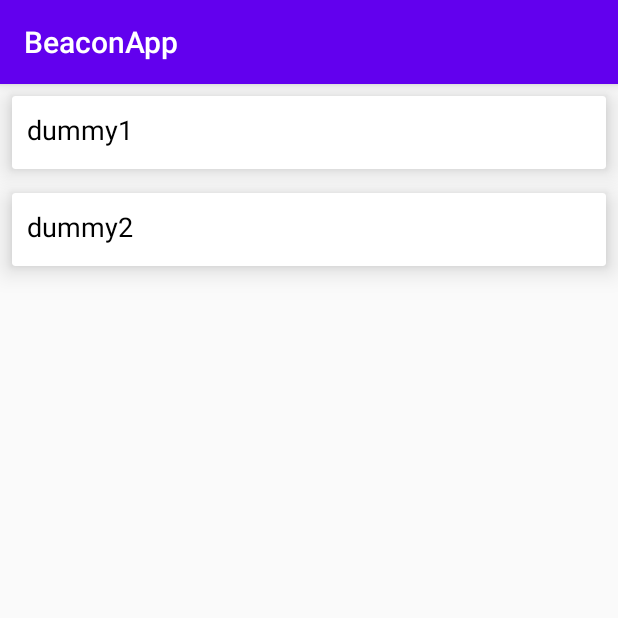
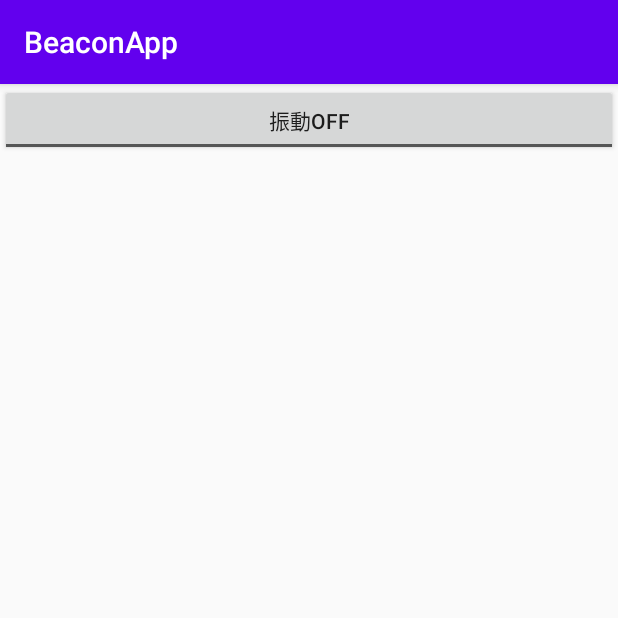
Before and after one commit to msnito/beacon_test, an Android app: the screen it shows after launch (MainActivity), on a phone screen of 412 x 824 dp, the top half of it. Run offline under Robolectric (Android 15) with nearby library versions, the phone set to English and light mode, and no system bars.

Commit message:
:+1: 振動のON／OFFボタンを追加

```diff
--- a/app/build.gradle
+++ b/app/build.gradle
@@ -36,4 +36,5 @@ dependencies {
     implementation 'org.altbeacon:android-beacon-library:2+'
     implementation "androidx.cardview:cardview:1.0.0"
     implementation 'androidx.recyclerview:recyclerview:1.1.0'
+    implementation 'androidx.preference:preference-ktx:1.1.1'
 }
--- a/app/src/main/java/com/example/beaconapp/activity/MainActivity.kt
+++ b/app/src/main/java/com/example/beaconapp/activity/MainActivity.kt
@@ -9,11 +9,13 @@ import android.os.IBinder
 import android.util.Log
 import android.widget.TextView
 import android.widget.Toast
+import android.widget.ToggleButton
 import androidx.annotation.RequiresApi
 import androidx.appcompat.app.AlertDialog
 import androidx.appcompat.app.AppCompatActivity
 import androidx.recyclerview.widget.LinearLayoutManager
-import com.example.beaconapp.*
+import com.example.beaconapp.R
+import com.example.beaconapp.UpdateReceiver
 import com.example.beaconapp.adapter.BeaconData
 import com.example.beaconapp.adapter.CustomAdapter
 import com.example.beaconapp.service.BeaconService
@@ -34,6 +36,7 @@ class MainActivity : AppCompatActivity(), ServiceConnection {
     var uuidText: TextView? = null
     var distanceText: TextView? = null
 
+
     override fun onCreate(savedInstanceState: Bundle?) {
 
         super.onCreate(savedInstanceState)
@@ -53,6 +56,82 @@ class MainActivity : AppCompatActivity(), ServiceConnection {
             checkPermission()
         }
 
+        checkLocationPermission()
+
+        val toggle: ToggleButton = findViewById(R.id.toggle_button)
+        val dataStore = getSharedPreferences("DataStore", Context.MODE_PRIVATE)
+        val editor: SharedPreferences.Editor = dataStore.edit()
+
+        toggle.setOnCheckedChangeListener { _, isChecked ->
+            if (isChecked) {
+                // Key: input, value: text
+                editor.putString("vibration", "on")
+                editor.apply()
+            } else {
+                // Key: input, value: text
+                editor.putString("vibration", "off")
+                editor.apply()
+            }
+        }
+
+
+        val beacon1 = BeaconData("dummy1", "0")
+        val beacon2 = BeaconData("dummy2", "1")
+        val beacons = arrayOf(beacon1, beacon2)
+
+        // use a linear layout manager
+//        recycler_view.layoutManager = LinearLayoutManager(this)
+
+        // set adapter
+//        recycler_view.adapter = CustomAdapter(beacons)
+
+        // use this setting to improve performance if you know that changes
+        // in content do not change the layout size of the RecyclerView
+//        recycler_view.setHasFixedSize(true)
+    }
+
+    override fun onStop() {
+        super.onStop()
+    }
+
+    override fun onStart() {
+        super.onStart()
+    }
+
+    override fun onResume() {
+        super.onResume()
+        intent = Intent(this, BeaconService::class.java)
+        startService(intent)
+
+        upReceiver = UpdateReceiver()
+        intentFilter = IntentFilter()
+        intentFilter!!.addAction("DO_ACTION")
+        registerReceiver(upReceiver, intentFilter)
+    }
+
+    //サービスをバインドすると実行されるイベント
+    override fun onServiceConnected(componentName: ComponentName?, service: IBinder?) {
+        //サービスからMessengerのインスタンスが返されるのでメンバ変数として保存しておく
+//        mServiceMessenger = Messenger(service)
+//        bound = true
+    }
+
+    override fun onServiceDisconnected(name: ComponentName?) {
+//        mServiceMessenger = null
+//        bound = false
+    }
+
+    // パーミッションの許可チェック
+    @RequiresApi(Build.VERSION_CODES.M)
+    fun checkPermission() {
+        // パーミッション未許可の時
+        if (checkSelfPermission(Manifest.permission.ACCESS_COARSE_LOCATION) != PackageManager.PERMISSION_GRANTED) {
+            // パーミッションの許可ダイアログの表示
+            requestPermissions(arrayOf(Manifest.permission.ACCESS_COARSE_LOCATION), 0)
+        }
+    }
+
+    private fun checkLocationPermission(){
         if (Build.VERSION.SDK_INT >= Build.VERSION_CODES.M) {
             if (checkSelfPermission(Manifest.permission.ACCESS_FINE_LOCATION)
                 == PackageManager.PERMISSION_GRANTED
@@ -100,58 +179,6 @@ class MainActivity : AppCompatActivity(), ServiceConnection {
                 }
             }
         }
-        // サービス起動
-        startService(Intent(this, BeaconService::class.java))
-
-        upReceiver = UpdateReceiver()
-        intentFilter = IntentFilter()
-        intentFilter!!.addAction("DO_ACTION")
-        registerReceiver(upReceiver, intentFilter)
-
-        val beacon1 = BeaconData("dummy1", "0")
-        val beacon2 = BeaconData("dummy2", "1")
-        val beacons = arrayOf(beacon1, beacon2)
-
-        // use a linear layout manager
-        recycler_view.layoutManager = LinearLayoutManager(this)
-
-        // set adapter
-        recycler_view.adapter =
-            CustomAdapter(beacons)
-
-        // use this setting to improve performance if you know that changes
-        // in content do not change the layout size of the RecyclerView
-        recycler_view.setHasFixedSize(true)
-    }
-
-    override fun onStop() {
-        super.onStop()
-    }
-
-    override fun onStart() {
-        super.onStart()
-    }
-
-    //サービスをバインドすると実行されるイベント
-    override fun onServiceConnected(componentName: ComponentName?, service: IBinder?) {
-        //サービスからMessengerのインスタンスが返されるのでメンバ変数として保存しておく
-//        mServiceMessenger = Messenger(service)
-//        bound = true
-    }
-
-    override fun onServiceDisconnected(name: ComponentName?) {
-//        mServiceMessenger = null
-//        bound = false
-    }
-
-    // パーミッションの許可チェック
-    @RequiresApi(Build.VERSION_CODES.M)
-    fun checkPermission() {
-        // パーミッション未許可の時
-        if (checkSelfPermission(Manifest.permission.ACCESS_COARSE_LOCATION) != PackageManager.PERMISSION_GRANTED) {
-            // パーミッションの許可ダイアログの表示
-            requestPermissions(arrayOf(Manifest.permission.ACCESS_COARSE_LOCATION), 0)
-        }
     }
 
     override fun onRequestPermissionsResult(
--- a/app/src/main/res/layout/activity_main.xml
+++ b/app/src/main/res/layout/activity_main.xml
@@ -1,17 +1,37 @@
 <?xml version="1.0" encoding="utf-8"?>
-<androidx.constraintlayout.widget.ConstraintLayout xmlns:android="http://schemas.android.com/apk/res/android"
+<LinearLayout xmlns:android="http://schemas.android.com/apk/res/android"
     xmlns:app="http://schemas.android.com/apk/res-auto"
     xmlns:tools="http://schemas.android.com/tools"
     android:layout_width="match_parent"
     android:layout_height="match_parent"
-    tools:context=".activity.MainActivity">
+    tools:context=".activity.MainActivity"
+    android:orientation="horizontal">
 
-    <androidx.recyclerview.widget.RecyclerView
-        android:id="@+id/recycler_view"
+    <ToggleButton
+        android:id="@+id/toggle_button"
         android:layout_width="match_parent"
-        android:layout_height="match_parent"
-        android:scrollbars="vertical"
-        />
+        android:layout_height="wrap_content"
+        android:text="ToggleButton"
+        android:textOff="振動OFF"
+        android:textOn="振動ON"
+        tools:ignore="MissingConstraints"
+        tools:layout_editor_absoluteX="-41dp"
+        tools:layout_editor_absoluteY="502dp" />
+
+    <EditText
+        android:id="@+id/distance_setting"
+        android:layout_width="wrap_content"
+        android:layout_height="wrap_content"
+        android:inputType="number" />
 
 
-</androidx.constraintlayout.widget.ConstraintLayout>
+<!--    <androidx.recyclerview.widget.RecyclerView-->
+<!--        android:id="@+id/recycler_view"-->
+<!--        android:layout_width="match_parent"-->
+<!--        android:layout_height="match_parent"-->
+<!--        android:scrollbars="vertical"-->
+<!--        tools:layout_editor_absoluteX="119dp"-->
+<!--        tools:layout_editor_absoluteY="-16dp" />-->
+
+
+</LinearLayout>
```
Also changed, not shown: app/src/main/java/com/example/beaconapp/UpdateReceiver.kt (+14 -6 lines), app/src/main/java/com/example/beaconapp/util/BeaconUtil.kt (+4 -3 lines), app/src/main/java/com/example/beaconapp/util/ToastUtil.kt (added, +11 -0 lines).
